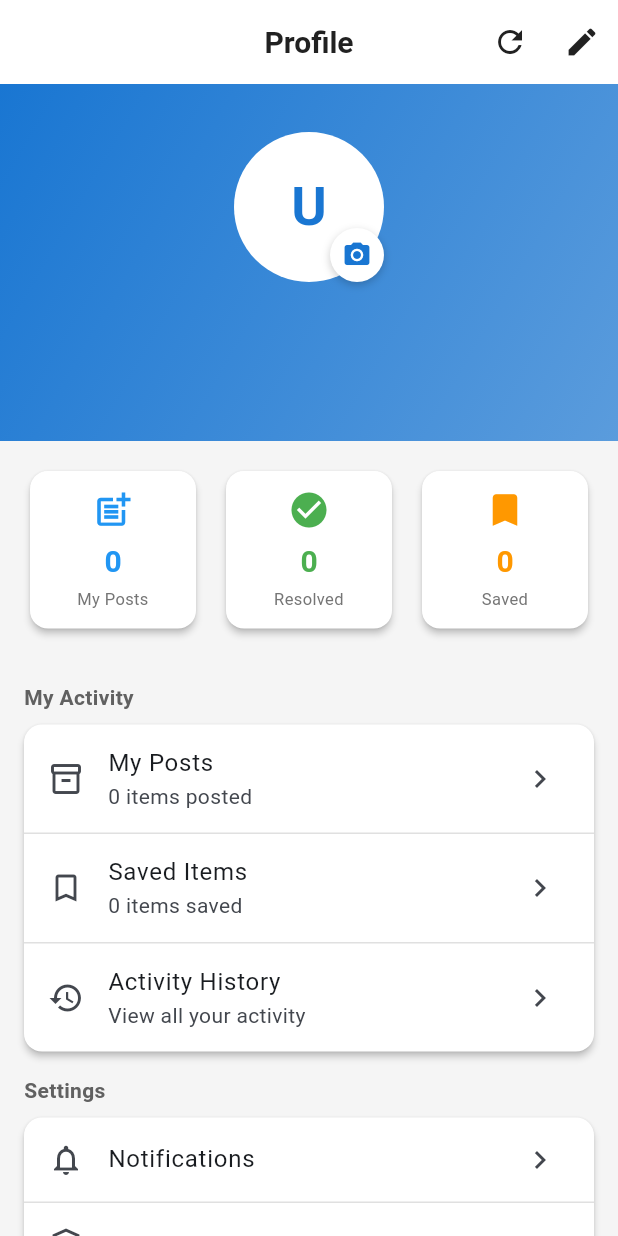
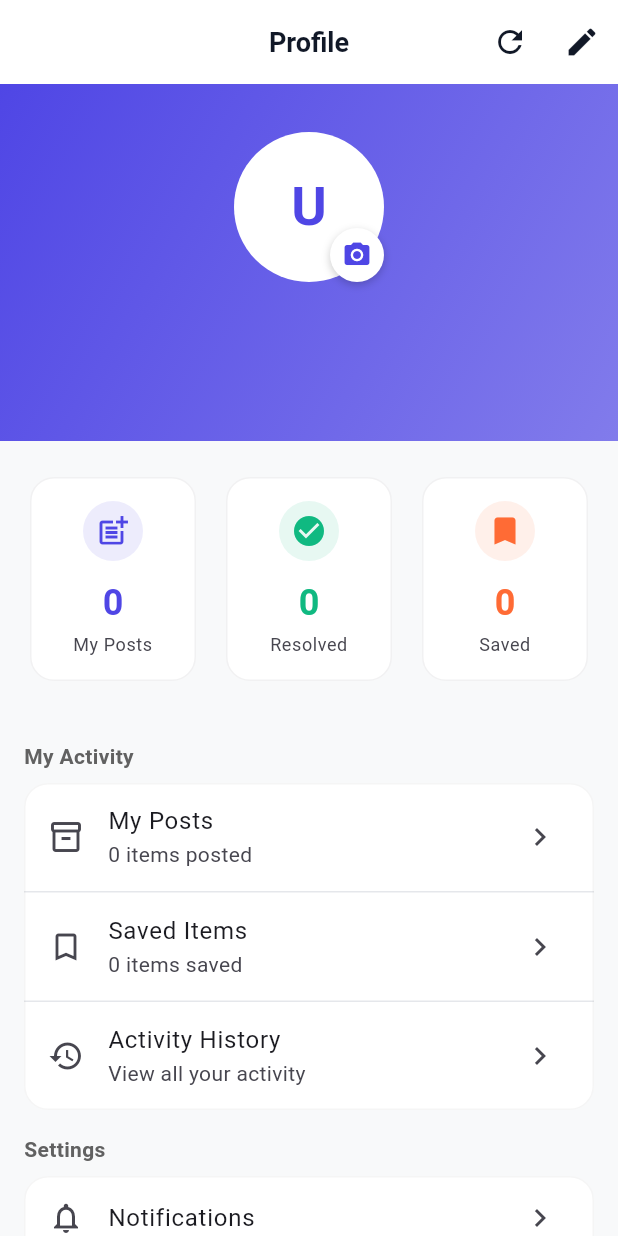
Before and after one commit to pirinthaban/lostAndFinder, a Flutter app: the ProfileScreen screen opened by its route, on a phone screen of 412 x 824 dp. Run offline on Flutter 3.47's test engine with Material 3 defaults, Android fonts, the phone set to English and light mode, and no system bars; our stand-ins replace cloud_firestore, firebase_auth, firebase_core, flutter_animate, flutter_riverpod, go_router and 5 more; accounts and stored records are empty; generated files the repository leaves out were written again; network calls fail; Roboto replaces fonts that are missing (Poppins).

Commit message:
UI/UX Upgrade: Modern color palette, refined shapes, and consistent theming across Home, Profile, and Post screens

```diff
--- a/lib/core/theme/app_theme.dart
+++ b/lib/core/theme/app_theme.dart
@@ -1,16 +1,17 @@
 import 'package:flutter/material.dart';
 
 class AppTheme {
-  // Colors
-  static const Color primaryColor = Color(0xFF1976D2);
-  static const Color secondaryColor = Color(0xFFFF6B35);
-  static const Color accentColor = Color(0xFF4CAF50);
-  static const Color warningColor = Color(0xFFFFA726);
-  static const Color errorColor = Color(0xFFEF5350);
-  static const Color backgroundColor = Color(0xFFF5F5F5);
+  // Modern Color Palette
+  static const Color primaryColor = Color(0xFF4F46E5); // Indigo 600
+  static const Color secondaryColor = Color(0xFFFF6B35); // Vibrant Orange
+  static const Color accentColor = Color(0xFF10B981); // Emerald 500
+  static const Color warningColor = Color(0xFFF59E0B); // Amber 500
+  static const Color errorColor = Color(0xFFEF4444); // Red 500
+  static const Color backgroundColor = Color(0xFFF8F9FA); // Cool Gray 50
   static const Color surfaceColor = Color(0xFFFFFFFF);
-  static const Color textPrimary = Color(0xFF212121);
-  static const Color textSecondary = Color(0xFF757575);
+  static const Color textPrimary = Color(0xFF111827); // Gray 900
+  static const Color textSecondary = Color(0xFF6B7280); // Gray 500
+  static const Color inputFillColor = Color(0xFFF3F4F6); // Gray 100
 
   // Text Theme
   static const TextTheme textTheme = TextTheme(
@@ -19,12 +20,14 @@ class AppTheme {
       fontWeight: FontWeight.bold,
       color: textPrimary,
       fontFamily: 'Poppins',
+      letterSpacing: -0.5,
     ),
     displayMedium: TextStyle(
       fontSize: 28,
       fontWeight: FontWeight.bold,
       color: textPrimary,
       fontFamily: 'Poppins',
+      letterSpacing: -0.5,
     ),
     displaySmall: TextStyle(
       fontSize: 24,
@@ -58,7 +61,7 @@ class AppTheme {
     ),
     labelLarge: TextStyle(
       fontSize: 16,
-      fontWeight: FontWeight.w500,
+      fontWeight: FontWeight.w600,
       color: surfaceColor,
       fontFamily: 'Poppins',
     ),
@@ -71,9 +74,11 @@ class AppTheme {
       seedColor: primaryColor,
       primary: primaryColor,
       secondary: secondaryColor,
+      tertiary: accentColor,
       error: errorColor,
       background: backgroundColor,
       surface: surfaceColor,
+      brightness: Brightness.light,
     ),
     scaffoldBackgroundColor: backgroundColor,
     textTheme: textTheme,
@@ -83,30 +88,34 @@ class AppTheme {
       centerTitle: true,
       iconTheme: IconThemeData(color: textPrimary),
       titleTextStyle: TextStyle(
-        fontSize: 20,
+        fontSize: 18,
         fontWeight: FontWeight.w600,
         color: textPrimary,
         fontFamily: 'Poppins',
       ),
+      scrolledUnderElevation: 0,
     ),
     cardTheme: CardThemeData(
       color: surfaceColor,
-      elevation: 2,
+      elevation: 0,
       shape: RoundedRectangleBorder(
-        borderRadius: BorderRadius.circular(12),
+        borderRadius: BorderRadius.circular(16),
+        side: BorderSide(color: Colors.grey.withOpacity(0.1), width: 1),
       ),
+      margin: const EdgeInsets.symmetric(vertical: 8, horizontal: 4),
     ),
     elevatedButtonTheme: ElevatedButtonThemeData(
       style: ElevatedButton.styleFrom(
         backgroundColor: primaryColor,
         foregroundColor: surfaceColor,
-        padding: const EdgeInsets.symmetric(horizontal: 24, vertical: 14),
+        padding: const EdgeInsets.symmetric(horizontal: 24, vertical: 16),
+        elevation: 0,
         shape: RoundedRectangleBorder(
-          borderRadius: BorderRadius.circular(12),
+          borderRadius: BorderRadius.circular(16),
         ),
         textStyle: const TextStyle(
           fontSize: 16,
-          fontWeight: FontWeight.w500,
+          fontWeight: FontWeight.w600,
           fontFamily: 'Poppins',
         ),
       ),
@@ -114,14 +123,14 @@ class AppTheme {
     outlinedButtonTheme: OutlinedButtonThemeData(
       style: OutlinedButton.styleFrom(
         foregroundColor: primaryColor,
-        padding: const EdgeInsets.symmetric(horizontal: 24, vertical: 14),
+        padding: const EdgeInsets.symmetric(horizontal: 24, vertical: 16),
         side: const BorderSide(color: primaryColor, width: 1.5),
         shape: RoundedRectangleBorder(
-          borderRadius: BorderRadius.circular(12),
+          borderRadius: BorderRadius.circular(16),
         ),
         textStyle: const TextStyle(
           fontSize: 16,
-          fontWeight: FontWeight.w500,
+          fontWeight: FontWeight.w600,
           fontFamily: 'Poppins',
         ),
       ),
@@ -130,49 +139,61 @@ class AppTheme {
       style: TextButton.styleFrom(
         foregroundColor: primaryColor,
         padding: const EdgeInsets.symmetric(horizontal: 16, vertical: 12),
+        shape: RoundedRectangleBorder(
+          borderRadius: BorderRadius.circular(12),
+        ),
         textStyle: const TextStyle(
           fontSize: 16,
-          fontWeight: FontWeight.w500,
+          fontWeight: FontWeight.w600,
           fontFamily: 'Poppins',
         ),
       ),
     ),
     inputDecorationTheme: InputDecorationTheme(
       filled: true,
-      fillColor: surfaceColor,
+      fillColor: inputFillColor,
       border: OutlineInputBorder(
-        borderRadius: BorderRadius.circular(12),
-        borderSide: const BorderSide(color: Color(0xFFE0E0E0)),
+        borderRadius: BorderRadius.circular(16),
+        borderSide: BorderSide.none,
       ),
       enabledBorder: OutlineInputBorder(
-        borderRadius: BorderRadius.circular(12),
-        borderSide: const BorderSide(color: Color(0xFFE0E0E0)),
+        borderRadius: BorderRadius.circular(16),
+        borderSide: BorderSide.none,
       ),
       focusedBorder: OutlineInputBorder(
-        borderRadius: BorderRadius.circular(12),
-        borderSide: const BorderSide(color: primaryColor, width: 2),
+        borderRadius: BorderRadius.circular(16),
+        borderSide: const BorderSide(color: primaryColor, width: 1.5),
       ),
       errorBorder: OutlineInputBorder(
-        borderRadius: BorderRadius.circular(12),
+        borderRadius: BorderRadius.circular(16),
         borderSide: const BorderSide(color: errorColor),
       ),
-      contentPadding: const EdgeInsets.symmetric(horizontal: 16, vertical: 16),
+      contentPadding: const EdgeInsets.symmetric(horizontal: 20, vertical: 18),
       hintStyle: const TextStyle(
         color: textSecondary,
         fontSize: 14,
         fontFamily: 'Poppins',
       ),
+      prefixIconColor: textSecondary,
+      suffixIconColor: textSecondary,
     ),
     chipTheme: ChipThemeData(
-      backgroundColor: backgroundColor,
-      selectedColor: primaryColor,
+      backgroundColor: inputFillColor,
+      selectedColor: primaryColor.withOpacity(0.1),
       labelStyle: const TextStyle(
         fontSize: 14,
         fontFamily: 'Poppins',
+        color: textPrimary,
       ),
-      padding: const EdgeInsets.symmetric(horizontal: 12, vertical: 8),
+      secondaryLabelStyle: const TextStyle(
+        fontSize: 14,
+        fontFamily: 'Poppins',
+        color: primaryColor,
+      ),
+      padding: const EdgeInsets.symmetric(horizontal: 12, vertical: 10),
       shape: RoundedRectangleBorder(
-        borderRadius: BorderRadius.circular(20),
+        borderRadius: BorderRadius.circular(12),
+        side: BorderSide.none,
       ),
     ),
     bottomNavigationBarTheme: const BottomNavigationBarThemeData(
@@ -180,25 +201,39 @@ class AppTheme {
       selectedItemColor: primaryColor,
       unselectedItemColor: textSecondary,
       type: BottomNavigationBarType.fixed,
-      elevation: 8,
+      elevation: 0,
       selectedLabelStyle: TextStyle(
+        fontSize: 12,
+        fontWeight: FontWeight.w600,
+        fontFamily: 'Poppins',
+      ),
+      unselectedLabelStyle: TextStyle(
         fontSize: 12,
         fontWeight: FontWeight.w500,
         fontFamily: 'Poppins',
       ),
-      unselectedLabelStyle: TextStyle(
-        fontSize: 12,
+    ),
+    floatingActionButtonTheme: const FloatingActionButtonThemeData(
+      backgroundColor: primaryColor,
+      foregroundColor: surfaceColor,
+      elevation: 4,
+      shape: CircleBorder(),
+    ),
+    dividerTheme: const DividerThemeData(
+      color: Color(0xFFE5E7EB),
+      thickness: 1,
+    ),
+    dialogTheme: DialogTheme(
+      backgroundColor: surfaceColor,
+      shape: RoundedRectangleBorder(
+        borderRadius: BorderRadius.circular(20),
+      ),
+      titleTextStyle: const TextStyle(
+        fontSize: 20,
+        fontWeight: FontWeight.bold,
+        color: textPrimary,
         fontFamily: 'Poppins',
       ),
-    ),
-    floatingActionButtonTheme: const FloatingActionButtonThemeData(
-      backgroundColor: secondaryColor,
-      foregroundColor: surfaceColor,
-      elevation: 4,
-    ),
-    dividerTheme: const DividerThemeData(
-      color: Color(0xFFE0E0E0),
-      thickness: 1,
     ),
   );
 
--- a/lib/features/profile/presentation/screens/profile_screen.dart
+++ b/lib/features/profile/presentation/screens/profile_screen.dart
@@ -524,7 +524,7 @@ class _ProfileScreenState extends State<ProfileScreen> {
                       icon: Icons.post_add,
                       label: 'My Posts',
                       value: myItemsCount.toString(),
-                      color: Colors.blue,
+                      color: Theme.of(context).colorScheme.primary,
                       onTap: () => context.push('/my-posts'),
                     ),
                   ),
@@ -534,7 +534,7 @@ class _ProfileScreenState extends State<ProfileScreen> {
                       icon: Icons.check_circle,
                       label: 'Resolved',
                       value: resolvedItemsCount.toString(),
-                      color: Colors.green,
+                      color: Theme.of(context).colorScheme.tertiary, // Use tertiary or accent
                       onTap: () => context.push('/my-posts'),
                     ),
                   ),
@@ -544,7 +544,7 @@ class _ProfileScreenState extends State<ProfileScreen> {
                       icon: Icons.bookmark,
                       label: 'Saved',
                       value: savedItemsCount.toString(),
-                      color: Colors.orange,
+                      color: Theme.of(context).colorScheme.secondary,
                       onTap: () => context.push('/saved-items'),
                     ),
                   ),
@@ -753,30 +753,41 @@ class _StatCard extends StatelessWidget {
 
   @override
   Widget build(BuildContext context) {
+    final theme = Theme.of(context);
     return Card(
+      elevation: 0,
+      shape: RoundedRectangleBorder(
+        borderRadius: BorderRadius.circular(16),
+        side: BorderSide(color: theme.colorScheme.outline.withOpacity(0.1)),
+      ),
       child: InkWell(
         onTap: onTap,
-        borderRadius: BorderRadius.circular(12),
+        borderRadius: BorderRadius.circular(16),
         child: Padding(
-          padding: const EdgeInsets.all(12),
+          padding: const EdgeInsets.all(16),
           child: Column(
             children: [
-              Icon(icon, size: 28, color: color),
-              const SizedBox(height: 6),
+              Container(
+                padding: const EdgeInsets.all(8),
+                decoration: BoxDecoration(
+                  color: color.withOpacity(0.1),
+                  shape: BoxShape.circle,
+                ),
+                child: Icon(icon, size: 24, color: color),
+              ),
+              const SizedBox(height: 12),
               Text(
                 value,
-                style: TextStyle(
-                  fontSize: 20,
+                style: theme.textTheme.headlineSmall?.copyWith(
                   fontWeight: FontWeight.bold,
                   color: color,
                 ),
               ),
-              const SizedBox(height: 2),
+              const SizedBox(height: 4),
               Text(
                 label,
-                style: TextStyle(
-                  fontSize: 11,
-                  color: Colors.grey[600],
+                style: theme.textTheme.bodySmall?.copyWith(
+                  color: theme.colorScheme.onSurfaceVariant,
                 ),
                 textAlign: TextAlign.center,
               ),
```
Also changed, not shown: lib/features/authentication/presentation/screens/login_screen.dart (+4 -17 lines), lib/features/home/presentation/screens/home_screen.dart (+86 -52 lines), lib/features/items/presentation/screens/post_item_screen.dart (+24 -9 lines), 1 other file.
